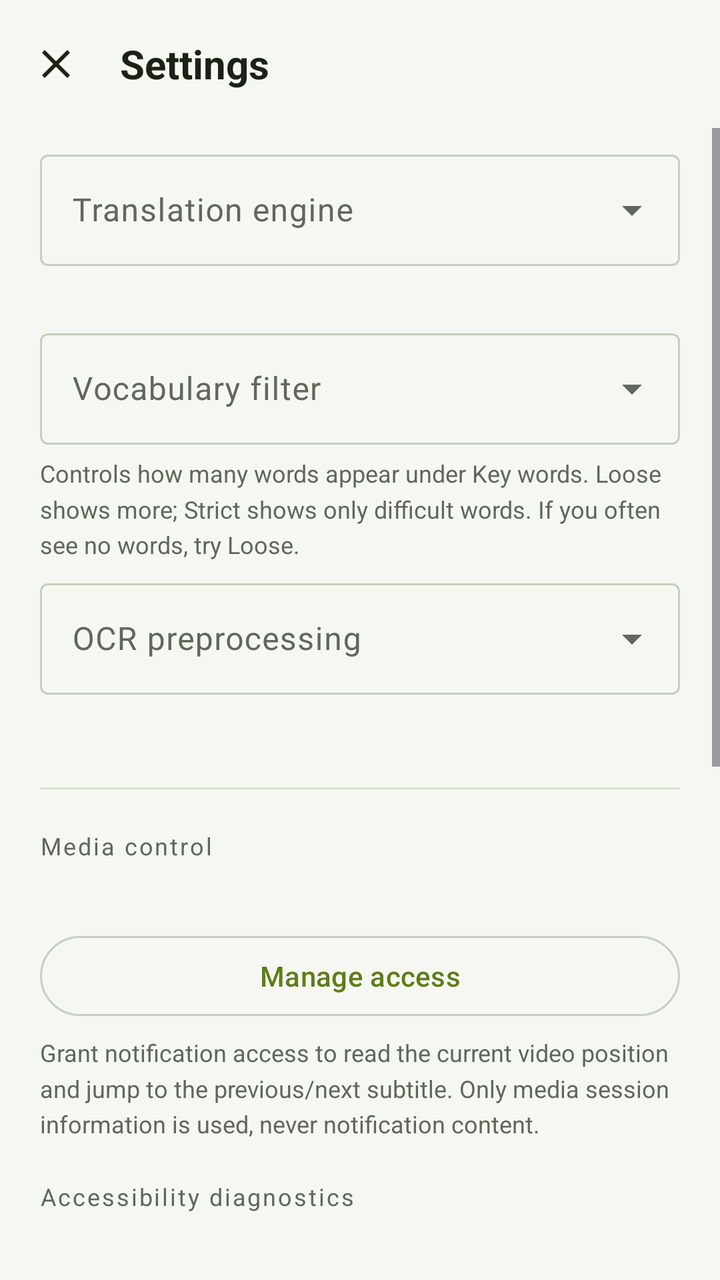
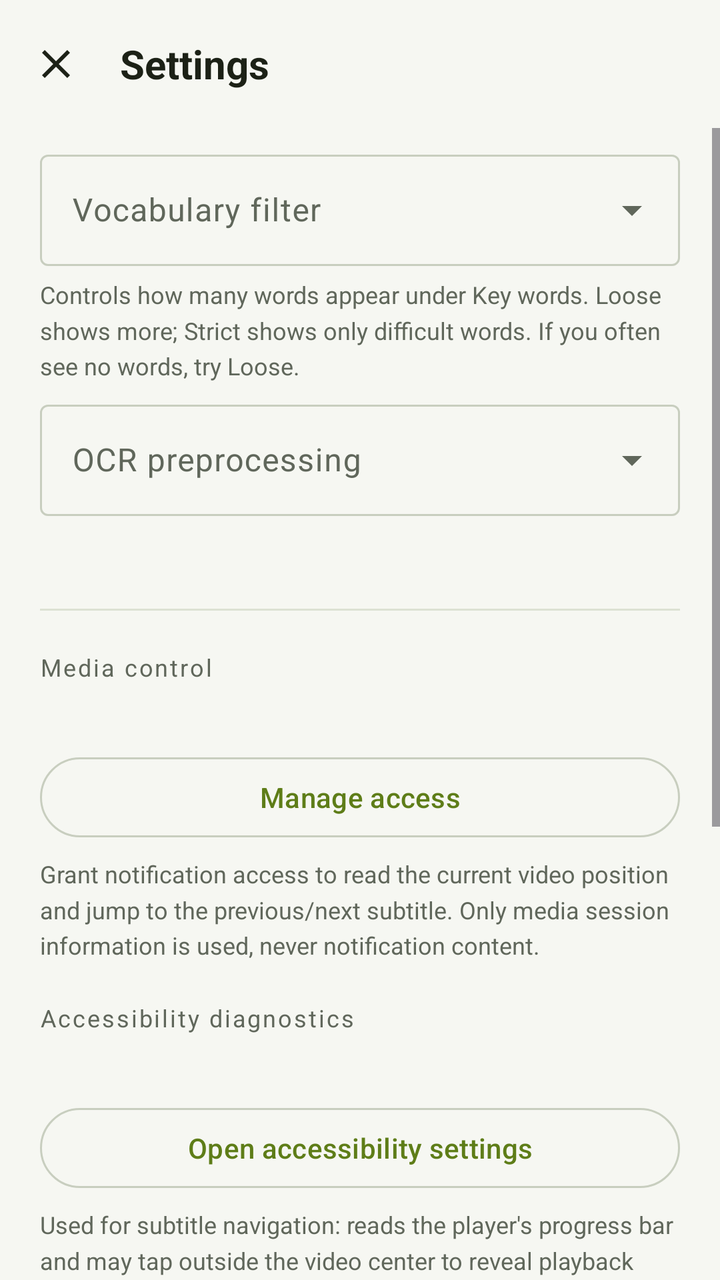

An Android layout rendered at two revisions. The XML below is the earlier revision; the diff shows what the commit changed to produce the second picture.
<!-- AndroidManifest.xml: application theme Theme.SubtitleTranslator -->
<!-- res/layout/activity_settings.xml -->
<?xml version="1.0" encoding="utf-8"?>
<LinearLayout xmlns:android="http://schemas.android.com/apk/res/android"
    xmlns:app="http://schemas.android.com/apk/res-auto"
    android:layout_width="match_parent"
    android:layout_height="match_parent"
    android:orientation="vertical"
    android:background="@color/screen_bg">

    <com.google.android.material.appbar.MaterialToolbar
        android:id="@+id/toolbar"
        android:layout_width="match_parent"
        android:layout_height="?attr/actionBarSize"
        android:background="@android:color/transparent"
        app:navigationIcon="@drawable/ic_close"
        app:navigationIconTint="@color/text_primary"
        app:title="@string/main_settings"
        app:titleTextAppearance="@style/TextAppearance.SubtitleTranslator.ScreenTitle" />

    <ScrollView
        android:layout_width="match_parent"
        android:layout_height="0dp"
        android:layout_weight="1"
        android:fillViewport="true"
        android:scrollbars="vertical">

        <LinearLayout
            android:layout_width="match_parent"
            android:layout_height="wrap_content"
            android:orientation="vertical"
            android:paddingHorizontal="20dp"
            android:paddingBottom="32dp">

            <com.google.android.material.textfield.TextInputLayout
                android:id="@+id/inputEngineLayout"
                style="@style/Widget.Material3.TextInputLayout.OutlinedBox.ExposedDropdownMenu"
                android:layout_width="match_parent"
                android:layout_height="wrap_content"
                android:layout_marginTop="8dp"
                android:hint="@string/settings_translation_engine">

                <com.google.android.material.textfield.MaterialAutoCompleteTextView
                    android:id="@+id/inputEngine"
                    android:layout_width="match_parent"
                    android:layout_height="wrap_content"
                    android:inputType="none" />
            </com.google.android.material.textfield.TextInputLayout>

            <TextView
                android:id="@+id/tvEngineHint"
                android:layout_width="match_parent"
                android:layout_height="wrap_content"
                android:layout_marginTop="6dp"
                android:lineSpacingMultiplier="1.25"
                android:textColor="@color/text_secondary"
                android:textSize="12sp" />

            <com.google.android.material.textfield.TextInputLayout
                android:id="@+id/inputDifficultyLayout"
                style="@style/Widget.Material3.TextInputLayout.OutlinedBox.ExposedDropdownMenu"
                android:layout_width="match_parent"
                android:layout_height="wrap_content"
                android:layout_marginTop="6dp"
                android:hint="@string/settings_difficulty_filter">

                <com.google.android.material.textfield.MaterialAutoCompleteTextView
                    android:id="@+id/inputDifficulty"
                    android:layout_width="match_parent"
                    android:layout_height="wrap_content"
                    android:inputType="none" />
            </com.google.android.material.textfield.TextInputLayout>

            <TextView
                android:layout_width="match_parent"
                android:layout_height="wrap_content"
                android:layout_marginTop="6dp"
                android:lineSpacingMultiplier="1.25"
                android:text="@string/settings_difficulty_help"
                android:textColor="@color/text_secondary"
                android:textSize="12sp" />

            <com.google.android.material.textfield.TextInputLayout
                android:id="@+id/inputPreprocessLayout"
                style="@style/Widget.Material3.TextInputLayout.OutlinedBox.ExposedDropdownMenu"
                android:layout_width="match_parent"
                android:layout_height="wrap_content"
                android:layout_marginTop="6dp"
                android:hint="@string/settings_preprocess">

                <com.google.android.material.textfield.MaterialAutoCompleteTextView
                    android:id="@+id/inputPreprocess"
                    android:layout_width="match_parent"
                    android:layout_height="wrap_content"
                    android:inputType="none" />
            </com.google.android.material.textfield.TextInputLayout>

            <TextView
                android:id="@+id/tvPreprocessHint"
                android:layout_width="match_parent"
                android:layout_height="wrap_content"
                android:layout_marginTop="6dp"
                android:lineSpacingMultiplier="1.25"
                android:textColor="@color/text_secondary"
                android:textSize="12sp" />

            <View
                android:layout_width="match_parent"
                android:layout_height="1dp"
                android:layout_marginTop="24dp"
                android:background="@color/divider" />

            <TextView
                style="@style/TextAppearance.SubtitleTranslator.SectionLabel"
                android:layout_width="wrap_content"
                android:layout_height="wrap_content"
                android:layout_marginTop="20dp"
                android:text="@string/settings_media_control" />

            <TextView
                android:id="@+id/tvMediaAccessStatus"
                android:layout_width="match_parent"
                android:layout_height="wrap_content"
                android:layout_marginTop="6dp"
                android:textColor="@color/text_secondary"
                android:textSize="14sp" />

            <com.google.android.material.button.MaterialButton
                android:id="@+id/btnMediaAccess"
                style="@style/Widget.Material3.Button.OutlinedButton"
                android:layout_width="match_parent"
                android:layout_height="wrap_content"
                android:layout_marginTop="8dp"
                android:text="@string/settings_media_access_action" />

            <TextView
                android:layout_width="match_parent"
                android:layout_height="wrap_content"
                android:layout_marginTop="6dp"
                android:lineSpacingMultiplier="1.25"
                android:text="@string/settings_media_control_desc"
                android:textColor="@color/text_secondary"
                android:textSize="12sp" />

            <TextView
                style="@style/TextAppearance.SubtitleTranslator.SectionLabel"
                android:layout_width="wrap_content"
                android:layout_height="wrap_content"
                android:layout_marginTop="20dp"
                android:text="@string/settings_accessibility_diagnostics" />

            <TextView
                android:id="@+id/tvA11yStatus"
                android:layout_width="match_parent"
                android:layout_height="wrap_content"
                android:layout_marginTop="6dp"
                android:textColor="@color/text_secondary"
                android:textSize="14sp" />

            <com.google.android.material.button.MaterialButton
                android:id="@+id/btnA11ySettings"
                style="@style/Widget.Material3.Button.OutlinedButton"
                android:layout_width="match_parent"
                android:layout_height="wrap_content"
                android:layout_marginTop="8dp"
                android:text="@string/settings_accessibility_action" />

            <TextView
                android:layout_width="match_parent"
                android:layout_height="wrap_content"
                android:layout_marginTop="6dp"
                android:lineSpacingMultiplier="1.25"
                android:text="@string/settings_accessibility_desc"
                android:textColor="@color/text_secondary"
                android:textSize="12sp" />

            <View
                android:layout_width="match_parent"
                android:layout_height="1dp"
                android:layout_marginTop="24dp"
                android:background="@color/divider" />

            <com.google.android.material.materialswitch.MaterialSwitch
                android:id="@+id/switchDebugCapture"
                android:layout_width="match_parent"
                android:layout_height="wrap_content"
                android:layout_marginTop="8dp"
                android:text="@string/settings_debug_capture_switch"
                android:textColor="@color/text_primary"
                android:textSize="15sp" />

            <com.google.android.material.button.MaterialButton
                android:id="@+id/btnViewDebugCaptures"
                style="@style/Widget.Material3.Button.OutlinedButton"
                android:layout_width="match_parent"
                android:layout_height="wrap_content"
                android:layout_marginTop="8dp"
                android:text="@string/settings_view_debug_captures" />

            <TextView
                android:layout_width="match_parent"
                android:layout_height="wrap_content"
                android:layout_marginTop="6dp"
                android:lineSpacingMultiplier="1.25"
                android:text="@string/settings_debug_capture_help"
                android:textColor="@color/text_secondary"
                android:textSize="12sp" />

            <TextView
                android:layout_width="match_parent"
                android:layout_height="wrap_content"
                android:layout_marginTop="24dp"
                android:lineSpacingMultiplier="1.3"
                android:text="@string/settings_note"
                android:textColor="@color/text_secondary"
                android:textSize="12sp" />
        </LinearLayout>
    </ScrollView>
</LinearLayout>
<!-- resources referenced by this layout -->
<resources>
  <color name="divider">#FFDCE1D3</color>
  <color name="screen_bg">#FFF6F7F2</color>
  <color name="text_primary">#FF1C2116</color>
  <color name="text_secondary">#FF60675B</color>
  <!-- drawable ic_close (drawable) -->
  <?xml version="1.0" encoding="utf-8"?>
  <vector xmlns:android="http://schemas.android.com/apk/res/android"
      android:width="24dp"
      android:height="24dp"
      android:viewportWidth="24"
      android:viewportHeight="24"
      android:tint="@color/text_primary">
      <path
          android:fillColor="@android:color/white"
          android:pathData="M19,6.41L17.59,5 12,10.59 6.41,5 5,6.41 10.59,12 5,17.59 6.41,19 12,13.41 17.59,19 19,17.59 13.41,12z"/>
  </vector>
  <string name="main_settings">Settings</string>
  <string name="settings_accessibility_action">Open accessibility settings</string>
  <string name="settings_accessibility_desc">Used for subtitle navigation: reads the player\'s progress bar and may tap outside the video center to reveal playback controls. Long-press the floating ball for an accessibility dump.</string>
  <string name="settings_accessibility_diagnostics">Accessibility diagnostics</string>
  <string name="settings_debug_capture_help">When enabled, saves the original screenshot, cropped area, preprocessed image and OCR text of each recognition to help diagnose capture, crop, preprocessing or OCR issues. Keeps the latest 5 captures (about 6 MB) in app-private storage; never appears in your gallery.</string>
  <string name="settings_debug_capture_switch">Save recognition screenshots</string>
  <string name="settings_difficulty_filter">Vocabulary filter</string>
  <string name="settings_difficulty_help">Controls how many words appear under Key words. Loose shows more; Strict shows only difficult words. If you often see no words, try Loose.</string>
  <string name="settings_media_access_action">Manage access</string>
  <string name="settings_media_control">Media control</string>
  <string name="settings_media_control_desc">Grant notification access to read the current video position and jump to the previous/next subtitle. Only media session information is used, never notification content.</string>
  <string name="settings_note">Note: language and vocabulary filter changes take effect the next time the translation service starts; the debug capture switch takes effect immediately.</string>
  <string name="settings_preprocess">OCR preprocessing</string>
  <string name="settings_translation_engine">Translation engine</string>
  <string name="settings_view_debug_captures">View recent captures</string>
  <style name="TextAppearance.SubtitleTranslator.ScreenTitle" parent="TextAppearance.Material3.TitleLarge">
          <item name="android:textSize">20sp</item>
          <item name="android:textStyle">bold</item>
          <item name="android:textColor">@color/text_primary</item>
      </style>
  <style name="TextAppearance.SubtitleTranslator.SectionLabel" parent="TextAppearance.Material3.BodySmall">
          <item name="android:textSize">12sp</item>
          <item name="android:textColor">@color/text_secondary</item>
          <item name="android:letterSpacing">0.08</item>
      </style>
  <color name="accent">#FF5E7D18</color>
  <color name="on_accent">#FFFFFFFF</color>
  <color name="accent_container">#FFE6F1C8</color>
  <color name="on_accent_container">#FF35450C</color>
  <color name="accent_dim">#FF49650F</color>
  <color name="surface_variant">#FFDDE3D2</color>
  <color name="surface_tile">#FFECF0E3</color>
  <color name="card_bg">#FFECF0E3</color>
  <color name="button_outline">#FFC8CEBF</color>
  <color name="card_stroke">#FFD5DCCB</color>
  <color name="stop_button">#FFB3261E</color>
  <!-- unchanged entries left out for length: 1 -->
</resources>

<!-- the commit's change to res/layout/activity_settings.xml (unified diff, before → after) -->
@@ -31,35 +31,11 @@
             android:paddingBottom="32dp">
 
             <com.google.android.material.textfield.TextInputLayout
-                android:id="@+id/inputEngineLayout"
+                android:id="@+id/inputDifficultyLayout"
                 style="@style/Widget.Material3.TextInputLayout.OutlinedBox.ExposedDropdownMenu"
                 android:layout_width="match_parent"
                 android:layout_height="wrap_content"
                 android:layout_marginTop="8dp"
-                android:hint="@string/settings_translation_engine">
-
-                <com.google.android.material.textfield.MaterialAutoCompleteTextView
-                    android:id="@+id/inputEngine"
-                    android:layout_width="match_parent"
-                    android:layout_height="wrap_content"
-                    android:inputType="none" />
-            </com.google.android.material.textfield.TextInputLayout>
-
-            <TextView
-                android:id="@+id/tvEngineHint"
-                android:layout_width="match_parent"
-                android:layout_height="wrap_content"
-                android:layout_marginTop="6dp"
-                android:lineSpacingMultiplier="1.25"
-                android:textColor="@color/text_secondary"
-                android:textSize="12sp" />
-
-            <com.google.android.material.textfield.TextInputLayout
-                android:id="@+id/inputDifficultyLayout"
-                style="@style/Widget.Material3.TextInputLayout.OutlinedBox.ExposedDropdownMenu"
-                android:layout_width="match_parent"
-                android:layout_height="wrap_content"
-                android:layout_marginTop="6dp"
                 android:hint="@string/settings_difficulty_filter">
 
                 <com.google.android.material.textfield.MaterialAutoCompleteTextView
<!-- resource entries referenced after the edit -->
@@ -29,7 +29,6 @@
   <string name="settings_media_control_desc">Grant notification access to read the current video position and jump to the previous/next subtitle. Only media session information is used, never notification content.</string>
   <string name="settings_note">Note: language and vocabulary filter changes take effect the next time the translation service starts; the debug capture switch takes effect immediately.</string>
   <string name="settings_preprocess">OCR preprocessing</string>
-  <string name="settings_translation_engine">Translation engine</string>
   <string name="settings_view_debug_captures">View recent captures</string>
   <style name="TextAppearance.SubtitleTranslator.ScreenTitle" parent="TextAppearance.Material3.TitleLarge">
           <item name="android:textSize">20sp</item>
